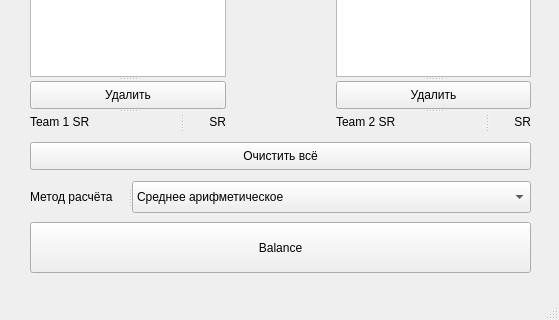
Above: mainwindow.ui from ilyasil2surgut/OWTeamBalance before the change; both pictures show x 0 to 559 and y 235 to 555 of the 559 by 555 pixel window. Below: the same form after it.
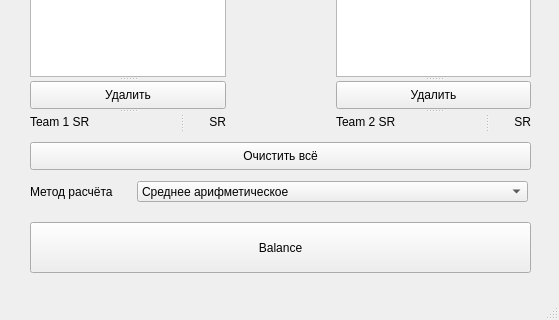
That is the form after the change.

Diff of the .ui file:
```diff
--- a/mainwindow.ui
+++ b/mainwindow.ui
@@ -113,41 +113,6 @@
      <string>Очистить всё</string>
     </property>
    </widget>
-   <widget class="QSplitter" name="splitter_3">
-    <property name="geometry">
-     <rect>
-      <x>30</x>
-      <y>399</y>
-      <width>501</width>
-      <height>32</height>
-     </rect>
-    </property>
-    <property name="orientation">
-     <enum>Qt::Horizontal</enum>
-    </property>
-    <widget class="QLabel" name="label_5">
-     <property name="text">
-      <string>Метод расчёта</string>
-     </property>
-    </widget>
-    <widget class="QComboBox" name="comboBox_calcmethod">
-     <item>
-      <property name="text">
-       <string>Среднее арифметическое</string>
-      </property>
-     </item>
-     <item>
-      <property name="text">
-       <string>Среднее геометрическое</string>
-      </property>
-     </item>
-     <item>
-      <property name="text">
-       <string>Среднее геометрическое и среднее арифметическое</string>
-      </property>
-     </item>
-    </widget>
-   </widget>
    <widget class="QSplitter" name="splitter_8">
     <property name="geometry">
      <rect>
@@ -268,8 +233,46 @@
      </widget>
     </widget>
    </widget>
-   <zorder>splitter_11</zorder>
-   <zorder>splitter_6</zorder>
+   <widget class="QLabel" name="label_5">
+    <property name="geometry">
+     <rect>
+      <x>30</x>
+      <y>399</y>
+      <width>88</width>
+      <height>21</height>
+     </rect>
+    </property>
+    <property name="text">
+     <string>Метод расчёта</string>
+    </property>
+   </widget>
+   <widget class="QComboBox" name="comboBox_calcmethod">
+    <property name="geometry">
+     <rect>
+      <x>137</x>
+      <y>399</y>
+      <width>391</width>
+      <height>21</height>
+     </rect>
+    </property>
+    <item>
+     <property name="text">
+      <string>Среднее арифметическое</string>
+     </property>
+    </item>
+    <item>
+     <property name="text">
+      <string>Среднее геометрическое</string>
+     </property>
+    </item>
+    <item>
+     <property name="text">
+      <string>Среднее геометрическое и среднее арифметическое</string>
+     </property>
+    </item>
+   </widget>
+   <zorder>splitter_3</zorder>
+   <zorder>splitter_8</zorder>
    <zorder>splitter_4</zorder>
    <zorder>pushButton_balance</zorder>
    <zorder>pushButton_clear</zorder>
```
Left out of the diff: 7 changed lines with no effect on the pictures.
